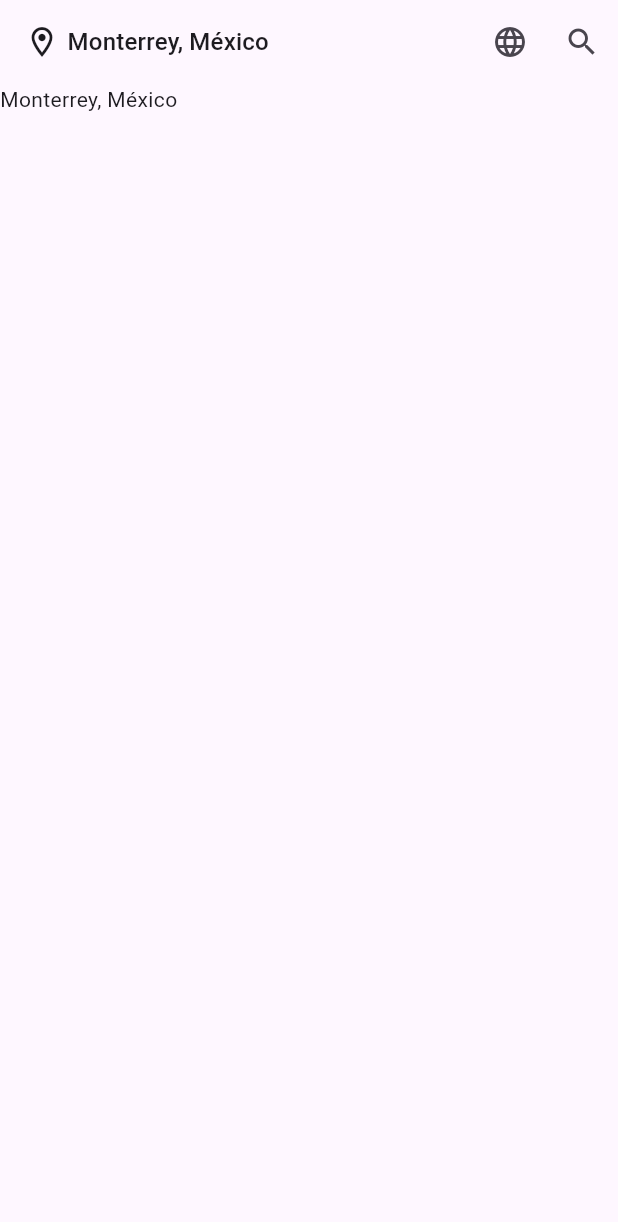
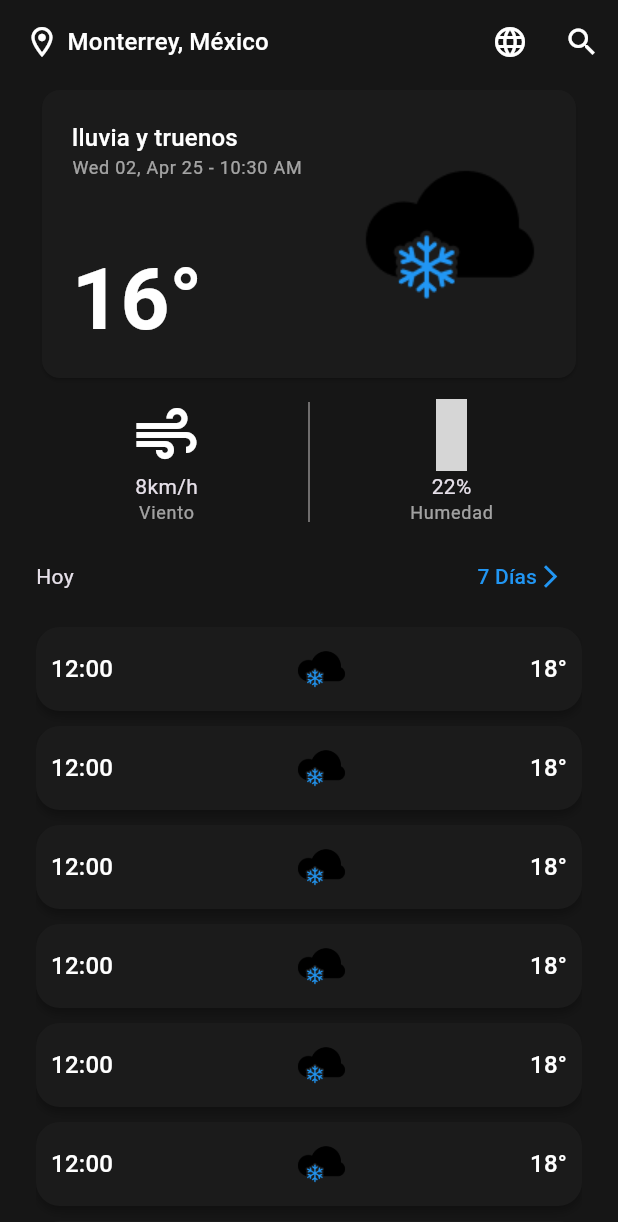
Before and after one commit to IsselCode/weather-app, a Flutter app: the screen it shows after launch, on a phone screen of 412 x 824 dp. Shown: the top 1222 px of the screen. Run offline on Flutter 3.47's test engine with Material 3 defaults, Android fonts, the phone set to English and light mode, and no system bars; our stand-ins replace gap, google_fonts; missing offline and left inert: flutter_material_symbols; grey boxes are pictures that could not be loaded.

Commit message:
Tematización Básica

```diff
--- /dev/null
+++ b/lib/core/app/theme.dart
@@ -0,0 +1,48 @@
+import 'package:flutter/material.dart';
+import 'package:google_fonts/google_fonts.dart';
+
+import 'consts.dart';
+
+ThemeData lightTheme = ThemeData(
+  scaffoldBackgroundColor: AppColors.surfaceLight,
+  appBarTheme: AppBarTheme(
+    backgroundColor: AppColors.surfaceLight,
+    surfaceTintColor: Colors.transparent
+  ),
+  textTheme: GoogleFonts.robotoTextTheme().copyWith(
+    displayLarge: GoogleFonts.roboto().copyWith(fontWeight: FontWeight.bold),
+    titleMedium: GoogleFonts.roboto().copyWith(fontWeight: FontWeight.w500),
+    labelMedium: GoogleFonts.roboto().copyWith(color: Colors.black54, fontWeight: FontWeight.normal)
+  ),
+  iconTheme: IconThemeData(
+    color: AppColors.onSurfaceLight
+  ),
+  colorScheme: ColorScheme.light(
+    surface: AppColors.surfaceVariantLight,
+    onSecondary: AppColors.onSurfaceLight,
+    primary: AppColors.primary,
+    onPrimary: Colors.white
+  ),
+);
+
+ThemeData darkTheme = ThemeData(
+  scaffoldBackgroundColor: AppColors.surfaceDark,
+  appBarTheme: AppBarTheme(
+      backgroundColor: AppColors.surfaceDark,
+      surfaceTintColor: Colors.transparent
+  ),
+  textTheme: GoogleFonts.robotoTextTheme(ThemeData.dark().textTheme).copyWith(
+    displayLarge: GoogleFonts.roboto().copyWith(fontWeight: FontWeight.bold),
+    titleMedium: GoogleFonts.roboto().copyWith(fontWeight: FontWeight.w500),
+    labelMedium: GoogleFonts.roboto().copyWith(color: Colors.white60, fontWeight: FontWeight.normal)
+  ),
+  iconTheme: IconThemeData(
+      color: AppColors.onSurfaceDark
+  ),
+  colorScheme: ColorScheme.dark(
+    surface: AppColors.surfaceVariantDark,
+    onSecondary: AppColors.onSurfaceDark,
+    primary: AppColors.primary,
+    onPrimary: Colors.white
+  ),
+);
--- a/lib/main.dart
+++ b/lib/main.dart
@@ -1,4 +1,5 @@
 import 'package:flutter/material.dart';
+import 'package:weather_app/core/app/theme.dart';
 import 'package:weather_app/src/views/current_view.dart';
 
 void main() {
@@ -14,25 +15,7 @@ class MyApp extends StatelessWidget {
     return MaterialApp(
       title: 'Flutter Demo',
       debugShowCheckedModeBanner: false,
-      theme: ThemeData(
-        // This is the theme of your application.
-        //
-        // TRY THIS: Try running your application with "flutter run". You'll see
-        // the application has a purple toolbar. Then, without quitting the app,
-        // try changing the seedColor in the colorScheme below to Colors.green
-        // and then invoke "hot reload" (save your changes or press the "hot
-        // reload" button in a Flutter-supported IDE, or press "r" if you used
-        // the command line to start the app).
-        //
-        // Notice that the counter didn't reset back to zero; the application
-        // state is not lost during the reload. To reset the state, use hot
-        // restart instead.
-        //
-        // This works for code too, not just values: Most code changes can be
-        // tested with just a hot reload.
-        colorScheme: ColorScheme.fromSeed(seedColor: Colors.deepPurple),
-        useMaterial3: true,
-      ),
+      theme: darkTheme,
       home: const CurrentView(),
     );
   }
--- /dev/null
+++ b/lib/src/clean_features/widgets/current_weather_extra_info_widget.dart
@@ -0,0 +1,31 @@
+import 'package:flutter/material.dart';
+
+class CurrentWeatherExtraInfoWidget extends StatelessWidget {
+
+  final IconData icon;
+  final String title;
+  final String description;
+
+  const CurrentWeatherExtraInfoWidget({
+    super.key,
+    required this.icon,
+    required this.title,
+    required this.description
+  });
+
+  @override
+  Widget build(BuildContext context) {
+
+    TextTheme textTheme = Theme.of(context).textTheme;
+
+    return Expanded(
+      child: Column(
+        children: [
+          Icon(icon, size: 48,),
+          Text(title, style: textTheme.bodyMedium,),
+          Text(description, style: textTheme.labelMedium,)
+        ],
+      ),
+    );
+  }
+}
--- /dev/null
+++ b/lib/src/clean_features/widgets/weather_tile_widget.dart
@@ -0,0 +1,58 @@
+import 'package:flutter/material.dart';
+
+import '../../../core/app/consts.dart';
+
+class WeatherTileWidget extends StatelessWidget {
+
+  final String leading;
+  final String trailing;
+  final String icon;
+
+  const WeatherTileWidget({
+    super.key,
+    required this.leading,
+    required this.trailing,
+    required this.icon
+  });
+
+  @override
+  Widget build(BuildContext context) {
+
+    TextTheme textTheme = Theme.of(context).textTheme;
+    ColorScheme colorScheme = Theme.of(context).colorScheme;
+
+    return Container(
+      padding: EdgeInsets.all(10),
+      decoration: BoxDecoration(
+          color: colorScheme.surface,
+          borderRadius: BorderRadius.circular(16),
+          boxShadow: [
+            BoxShadow(
+                color: Colors.black.withValues(alpha: 0.25),
+                offset: Offset(0, 4),
+                blurRadius: 4
+            )
+          ]
+      ),
+      height: 56,
+      child: Row(
+        mainAxisAlignment: MainAxisAlignment.spaceBetween,
+        children: [
+          //* Hora
+          Text(
+            leading,
+            style: textTheme.titleMedium
+          ),
+          //* Icono
+          Image.asset(
+            icon,
+            width: 36,
+            height: 36,
+          ),
+          //* Temperatura
+          Text("$trailing°", style: textTheme.titleMedium,)
+        ],
+      ),
+    );
+  }
+}
--- a/lib/src/views/current_view.dart
+++ b/lib/src/views/current_view.dart
@@ -1,5 +1,10 @@
 import 'package:flutter/material.dart';
+import 'package:flutter_material_symbols/flutter_material_symbols.dart';
 import 'package:gap/gap.dart';
+import 'package:intl/intl.dart';
+import 'package:weather_app/core/app/consts.dart';
+import 'package:weather_app/src/clean_features/widgets/current_weather_extra_info_widget.dart';
+import 'package:weather_app/src/clean_features/widgets/weather_tile_widget.dart';
 
 class CurrentView extends StatelessWidget {
   const CurrentView({super.key});
@@ -30,8 +35,118 @@ class CurrentView extends StatelessWidget {
           )
         ],
       ),
-      body: Text("Monterrey, México"),
+      body: Padding(
+        padding: const EdgeInsets.symmetric(horizontal: 24),
+        child: Column(
+          children: [
+
+            // Clima Actual
+            SizedBox(
+              height: 200,
+              child: Card(
+                child: Padding(
+                  padding: const EdgeInsets.all(20),
+                  child: Row(
+                    mainAxisAlignment: MainAxisAlignment.spaceBetween,
+                    children: [
+
+                      //* Titulos
+                      Column(
+                        mainAxisAlignment: MainAxisAlignment.spaceBetween,
+                        crossAxisAlignment: CrossAxisAlignment.start,
+                        children: [
+                          // Texto y fecha
+                          Column(
+                            crossAxisAlignment: CrossAxisAlignment.start,
+                            children: [
+                              Text("lluvia y truenos", style: textTheme.titleMedium,),
+                              Text(DateFormat("EEE dd, MMM yy - hh:mm a").format(DateTime.now()), style: textTheme.labelMedium,),
+                            ],
+                          ),
+                          // Temperatura
+                          Text("16°", style: textTheme.displayLarge,)
+                        ],
+                      ),
+
+                      //* Icono
+                      Image.asset(
+                        "assets/weather_icons/SnowyDark.png",
+                        width: 128,
+                        height: 128,
+                      ),
+
+                    ],
+                  ),
+                ),
+              ),
+            ),
+
+            // Clima actual | Información extra
+            const Gap(10),
+
+            Row(
+              mainAxisAlignment: MainAxisAlignment.spaceBetween,
+              children: [
+                CurrentWeatherExtraInfoWidget(
+                  icon: Icons.air_outlined,
+                  title: "8km/h",
+                  description: "Viento"
+                ),
+                SizedBox(
+                  height: 80,
+                  child: VerticalDivider(color: AppColors.neutralGrey,)
+                ),
+                CurrentWeatherExtraInfoWidget(
+                  icon: MaterialSymbols.humidity_percentage_filled,
+                  title: "22%",
+                  description: "Humedad"
+                )
+              ],
+            ),
+
+            const Gap(10),
+
+            Row(
+              mainAxisAlignment: MainAxisAlignment.spaceBetween,
+              children: [
+                Text("Hoy"),
+                TextButton(
+                  onPressed: () => goToForecastView(context),
+                  child: Row(
+                    children: [
+                      Text("7 Días"),
+                      Icon(Icons.arrow_forward_ios_outlined)
+                    ],
+                  )
+                )
+              ],
+            ),
+
+            const Gap(10),
+
+            Expanded(
+              child: ListView.separated(
+                itemCount: 24,
+                separatorBuilder: (context, index) => Gap(10),
+                itemBuilder: (context, index) {
+                  return WeatherTileWidget(
+                    leading: "12:00",
+                    trailing: "18",
+                    icon: "assets/weather_icons/SnowyDark.png"
+                  );
+                },
+              ),
+            )
+
+
+          ],
+        ),
+      ),
     );
+  }
+
+  void goToForecastView(BuildContext context) {
+   // todo: Navegar a Forecast View con un servicio
   }
 
   void setLanguage(BuildContext context) {
--- a/pubspec.yaml
+++ b/pubspec.yaml
@@ -35,6 +35,9 @@ dependencies:
   # Use with the CupertinoIcons class for iOS style icons.
   cupertino_icons: ^1.0.8
   gap: ^3.0.1
+  intl: ^0.20.2
+  flutter_material_symbols: ^0.0.4
+  google_fonts: ^6.2.1
 
 dev_dependencies:
   flutter_test:
```
Also changed, not shown: pubspec.lock, 1 other file.
